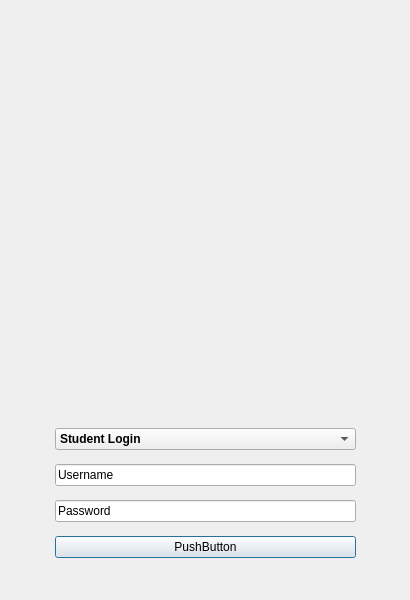
Before: the Qt Designer form ui/login.ui in sipsmehta/Face-Recognition-Surveillance-, drawn with Qt 5.
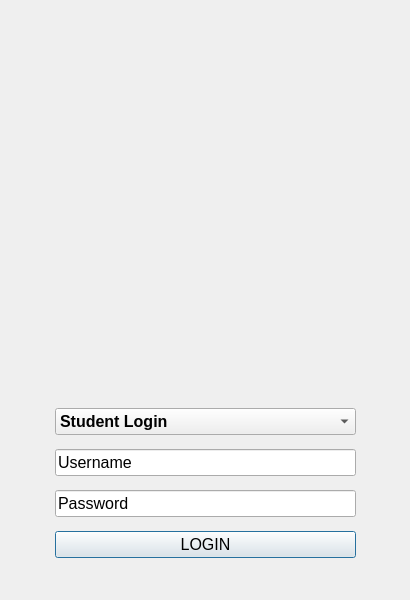
After: the same form once the commit is applied.

Diff of the .ui file:
```diff
--- a/ui/login.ui
+++ b/ui/login.ui
@@ -60,9 +60,9 @@
     <property name="geometry">
      <rect>
       <x>55</x>
-      <y>420</y>
+      <y>400</y>
       <width>301</width>
-      <height>150</height>
+      <height>170</height>
      </rect>
     </property>
     <layout class="QVBoxLayout" name="verticalLayout">
@@ -70,6 +70,7 @@
       <widget class="QComboBox" name="LoginType">
        <property name="font">
         <font>
+         <pointsize>12</pointsize>
          <weight>75</weight>
          <bold>true</bold>
         </font>
@@ -93,6 +94,11 @@
      </item>
      <item>
       <widget class="QLineEdit" name="Username">
+       <property name="font">
+        <font>
+         <pointsize>12</pointsize>
+        </font>
+       </property>
        <property name="text">
         <string>Username</string>
        </property>
@@ -100,6 +106,11 @@
      </item>
      <item>
       <widget class="QLineEdit" name="Password">
+       <property name="font">
+        <font>
+         <pointsize>12</pointsize>
+        </font>
+       </property>
        <property name="text">
         <string>Password</string>
        </property>
@@ -107,8 +118,13 @@
      </item>
      <item>
       <widget class="QPushButton" name="Login">
+       <property name="font">
+        <font>
+         <pointsize>12</pointsize>
+        </font>
+       </property>
        <property name="text">
-        <string>PushButton</string>
+        <string>LOGIN</string>
        </property>
       </widget>
      </item>
```
